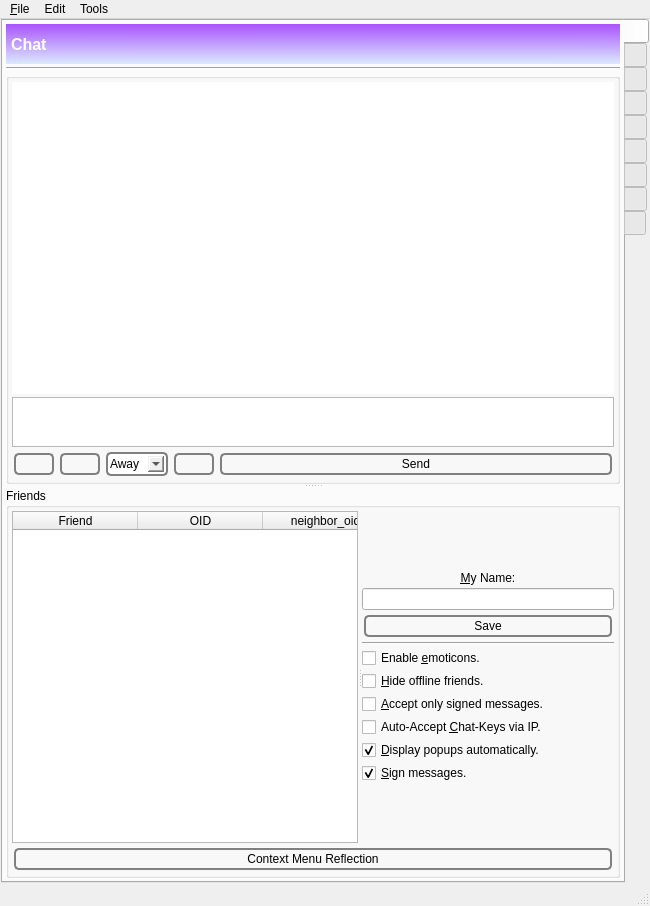
Qt form GoldBug-UI/controlcenter.ui (xloem/spot-on-svn) before a commit.
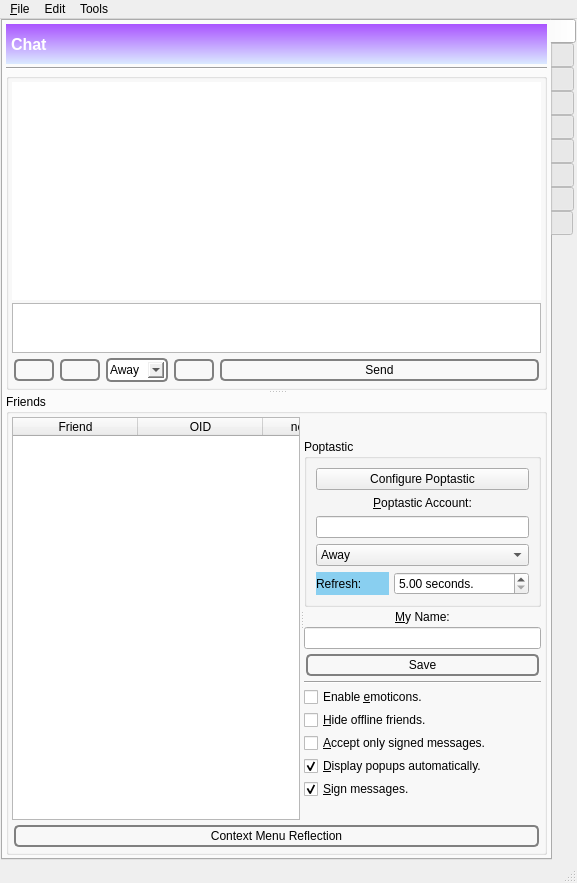
The same form after that commit. Icons and pictures are not drawn. Custom widgets are drawn as their Qt base class.

```diff
--- a/GoldBug-UI/controlcenter.ui
+++ b/GoldBug-UI/controlcenter.ui
@@ -6,8 +6,8 @@
    <rect>
     <x>0</x>
     <y>0</y>
-    <width>650</width>
-    <height>906</height>
+    <width>577</width>
+    <height>883</height>
    </rect>
   </property>
   <property name="windowTitle">
@@ -181,7 +181,7 @@
                    <string>&lt;!DOCTYPE HTML PUBLIC &quot;-//W3C//DTD HTML 4.0//EN&quot; &quot;http://www.w3.org/TR/REC-html40/strict.dtd&quot;&gt;
 &lt;html&gt;&lt;head&gt;&lt;meta name=&quot;qrichtext&quot; content=&quot;1&quot; /&gt;&lt;style type=&quot;text/css&quot;&gt;
 p, li { white-space: pre-wrap; }
-&lt;/style&gt;&lt;/head&gt;&lt;body style=&quot; font-family:'Sans'; font-size:12pt; font-weight:400; font-style:normal;&quot;&gt;
+&lt;/style&gt;&lt;/head&gt;&lt;body style=&quot; font-family:'Lucida Grande'; font-size:13pt; font-weight:400; font-style:normal;&quot;&gt;
 &lt;p style=&quot;-qt-paragraph-type:empty; margin-top:0px; margin-bottom:0px; margin-left:0px; margin-right:0px; -qt-block-indent:0; text-indent:0px; font-family:'MS Shell Dlg 2'; font-size:8pt;&quot;&gt;&lt;br /&gt;&lt;/p&gt;&lt;/body&gt;&lt;/html&gt;</string>
                   </property>
                  </widget>
@@ -597,6 +597,123 @@
                      </property>
                     </widget>
                    </item>
+                   <item>
+                    <widget class="QGroupBox" name="groupBox_19">
+                     <property name="minimumSize">
+                      <size>
+                       <width>0</width>
+                       <height>0</height>
+                      </size>
+                     </property>
+                     <property name="title">
+                      <string>Poptastic</string>
+                     </property>
+                     <layout class="QVBoxLayout" name="verticalLayout_70">
+                      <item>
+                       <widget class="QPushButton" name="configurepoptastic">
+                        <property name="text">
+                         <string>Configure Poptastic</string>
+                        </property>
+                       </widget>
+                      </item>
+                      <item>
+                       <widget class="QLabel" name="label_117">
+                        <property name="text">
+                         <string>&amp;Poptastic Account:</string>
+                        </property>
+                        <property name="alignment">
+                         <set>Qt::AlignCenter</set>
+                        </property>
+                        <property name="buddy">
+                         <cstring>poptasticName</cstring>
+                        </property>
+                       </widget>
+                      </item>
+                      <item>
+                       <widget class="QLineEdit" name="poptasticName"/>
+                      </item>
+                      <item>
+                       <widget class="QComboBox" name="poptasticStatus">
+                        <property name="sizePolicy">
+                         <sizepolicy hsizetype="Expanding" vsizetype="Fixed">
+                          <horstretch>0</horstretch>
+                          <verstretch>0</verstretch>
+                         </sizepolicy>
+                        </property>
+                        <property name="currentIndex">
+                         <number>0</number>
+                        </property>
+                        <property name="sizeAdjustPolicy">
+                         <enum>QComboBox::AdjustToContents</enum>
+                        </property>
+                        <item>
+                         <property name="text">
+                          <string>Away</string>
+                         </property>
+                        </item>
+                        <item>
+                         <property name="text">
+                          <string>Busy</string>
+                         </property>
+                        </item>
+                        <item>
+                         <property name="text">
+                          <string>Offline</string>
+                         </property>
+                        </item>
+                        <item>
+                         <property name="text">
+                          <string>Online</string>
+                         </property>
+                        </item>
+                       </widget>
+                      </item>
+                      <item>
+                       <layout class="QHBoxLayout" name="horizontalLayout_100">
+                        <property name="spacing">
+                         <number>5</number>
+                        </property>
+                        <property name="topMargin">
+                         <number>0</number>
+                        </property>
+                        <item>
+                         <widget class="QLabel" name="label_102">
+                          <property name="styleSheet">
+                           <string notr="true">QLabel {background-color : rgb(137, 207, 240)}
+</string>
+                          </property>
+                          <property name="text">
+                           <string>Refresh:</string>
+                          </property>
+                          <property name="buddy">
+                           <cstring>poptasticRefresh</cstring>
+                          </property>
+                         </widget>
+                        </item>
+                        <item>
+                         <widget class="QDoubleSpinBox" name="poptasticRefresh">
+                          <property name="sizePolicy">
+                           <sizepolicy hsizetype="Preferred" vsizetype="Preferred">
+                            <horstretch>0</horstretch>
+                            <verstretch>0</verstretch>
+                           </sizepolicy>
+                          </property>
+                          <property name="suffix">
+                           <string> seconds.</string>
+                          </property>
+                          <property name="minimum">
+                           <double>5.000000000000000</double>
+                          </property>
+                          <property name="maximum">
+                           <double>999999999.000000000000000</double>
+                          </property>
+                         </widget>
+                        </item>
+                       </layout>
+                      </item>
+                     </layout>
+                    </widget>
+                   </item>
                    <item>
                     <widget class="QLabel" name="label_5">
                      <property name="text">
@@ -700,19 +817,6 @@
                      </property>
                     </widget>
                    </item>
-                   <item>
-                    <widget class="QCheckBox" name="acceptChatKeys">
-                     <property name="toolTip">
-                      <string>&lt;html&gt;&lt;head/&gt;&lt;body&gt;&lt;p&gt;Accept that neighbors with a Spot-on-gui-client (e.g. chat-servers) can send their key over IP to you. &lt;/p&gt;&lt;/body&gt;&lt;/html&gt;</string>
-                     </property>
-                     <property name="text">
-                      <string>Auto-Accept &amp;Chat-Keys via IP.</string>
-                     </property>
-                     <property name="checked">
-                      <bool>false</bool>
-                     </property>
-                    </widget>
-                   </item>
                    <item>
                     <widget class="QCheckBox" name="displayPopups">
                      <property name="text">
@@ -8950,6 +9054,19 @@
                </property>
               </widget>
              </item>
+             <item>
+              <widget class="QCheckBox" name="acceptChatKeys">
+               <property name="toolTip">
+                <string>&lt;html&gt;&lt;head/&gt;&lt;body&gt;&lt;p&gt;Accept that neighbors with a Spot-on-gui-client (e.g. chat-servers) can send their key over IP to you. &lt;/p&gt;&lt;/body&gt;&lt;/html&gt;</string>
+               </property>
+               <property name="text">
+                <string>Auto-Accept &amp;Chat-Keys via IP.</string>
+               </property>
+               <property name="checked">
+                <bool>false</bool>
+               </property>
+              </widget>
+             </item>
              <item>
               <widget class="QToolButton" name="shareBuzzMagnet">
                <property name="text">
@@ -10724,8 +10841,8 @@
     <rect>
      <x>0</x>
      <y>0</y>
-     <width>650</width>
-     <height>25</height>
+     <width>577</width>
+     <height>22</height>
     </rect>
    </property>
    <widget class="QMenu" name="menu_File">
```
Left out of the diff: 12 changed lines with no effect on the pictures.
